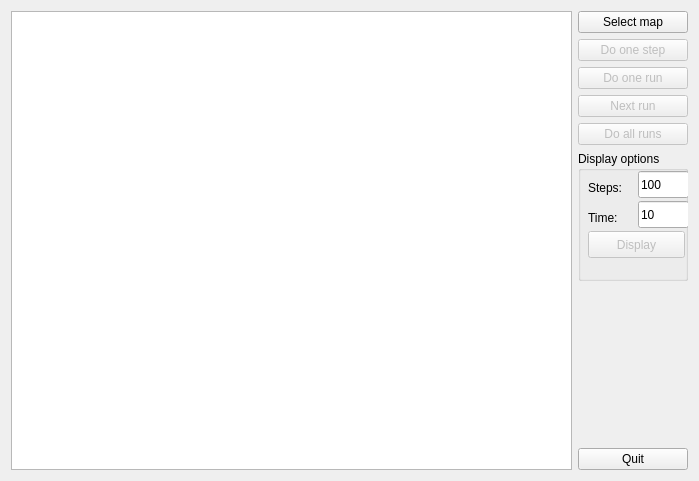
Before: the Qt Designer form mainwindow.ui in Minoru/vacuum_cleaner_world-qt, drawn with Qt 5.
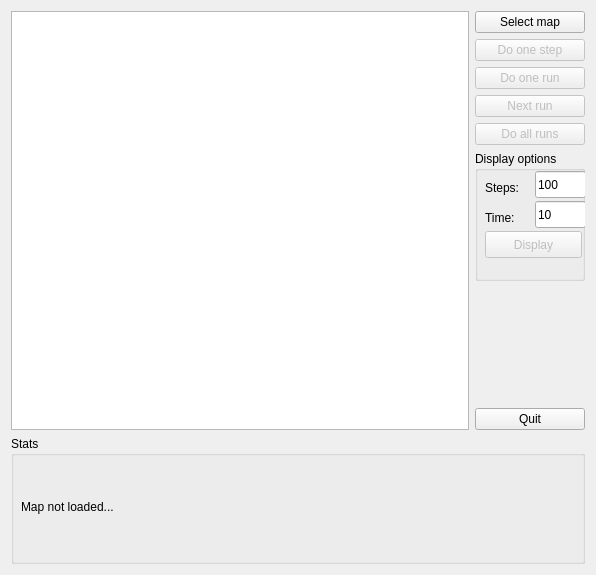
After: the same form once the commit is applied. Icons and pictures are not drawn.

Commit message: Most buttons implemented, modelling output added and some minor bug fixed

```diff
--- a/mainwindow.ui
+++ b/mainwindow.ui
@@ -6,14 +6,14 @@
    <rect>
     <x>0</x>
     <y>0</y>
-    <width>699</width>
-    <height>481</height>
+    <width>596</width>
+    <height>575</height>
    </rect>
   </property>
   <property name="minimumSize">
    <size>
-    <width>699</width>
-    <height>481</height>
+    <width>596</width>
+    <height>575</height>
    </size>
   </property>
   <property name="windowTitle">
@@ -75,13 +75,6 @@
       </property>
      </widget>
     </item>
-    <item row="7" column="1">
-     <widget class="QPushButton" name="quitButton">
-      <property name="text">
-       <string>Quit</string>
-      </property>
-     </widget>
-    </item>
     <item row="5" column="1">
      <widget class="QGroupBox" name="groupBox">
       <property name="minimumSize">
@@ -169,6 +162,48 @@
       </widget>
      </widget>
     </item>
+    <item row="7" column="1">
+     <widget class="QPushButton" name="quitButton">
+      <property name="text">
+       <string>Quit</string>
+      </property>
+     </widget>
+    </item>
+    <item row="8" column="0" colspan="2">
+     <widget class="QGroupBox" name="groupBox_2">
+      <property name="minimumSize">
+       <size>
+        <width>0</width>
+        <height>128</height>
+       </size>
+      </property>
+      <property name="maximumSize">
+       <size>
+        <width>16777215</width>
+        <height>128</height>
+       </size>
+      </property>
+      <property name="title">
+       <string>Stats</string>
+      </property>
+      <widget class="QLabel" name="statsLabel">
+       <property name="geometry">
+        <rect>
+         <x>10</x>
+         <y>20</y>
+         <width>591</width>
+         <height>101</height>
+        </rect>
+       </property>
+       <property name="text">
+        <string>Map not loaded...</string>
+       </property>
+       <property name="wordWrap">
+        <bool>true</bool>
+       </property>
+      </widget>
+     </widget>
+    </item>
    </layout>
   </widget>
  </widget>
```
The commit also changes 3 other files.
